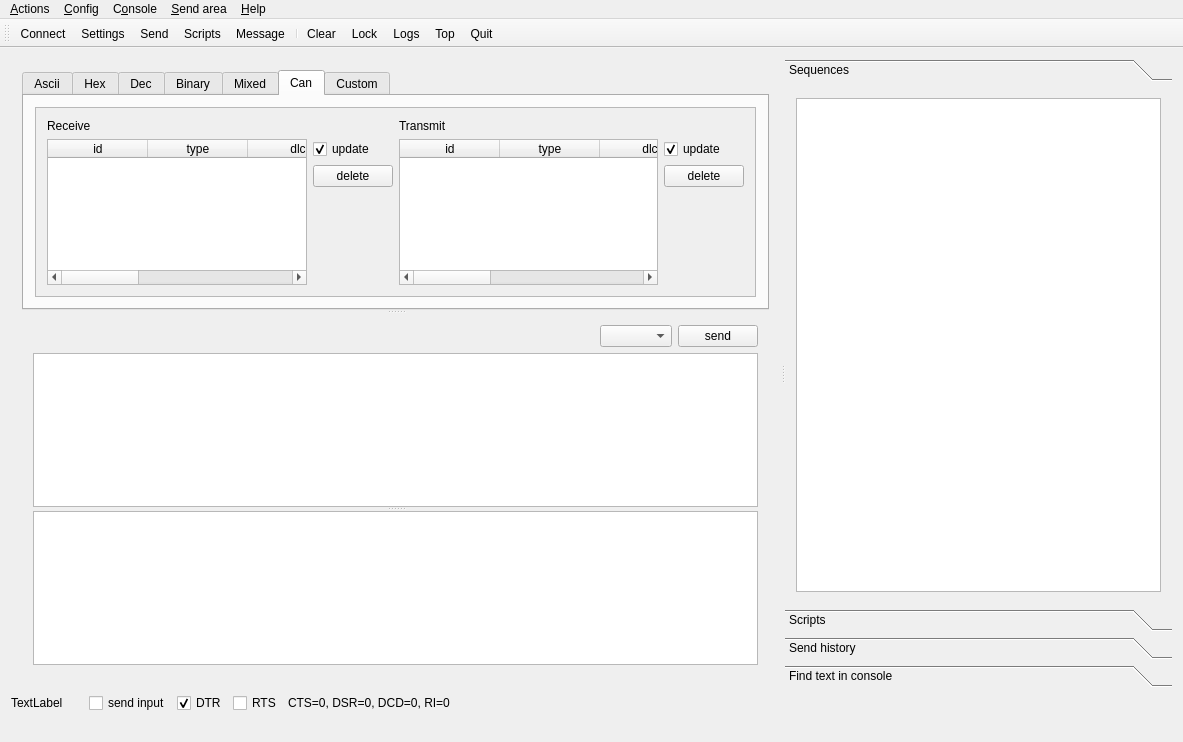
szieke/ScriptCommunicator_serial-terminal, file ScriptCommunicator/mainwindow.ui: the form before one commit.
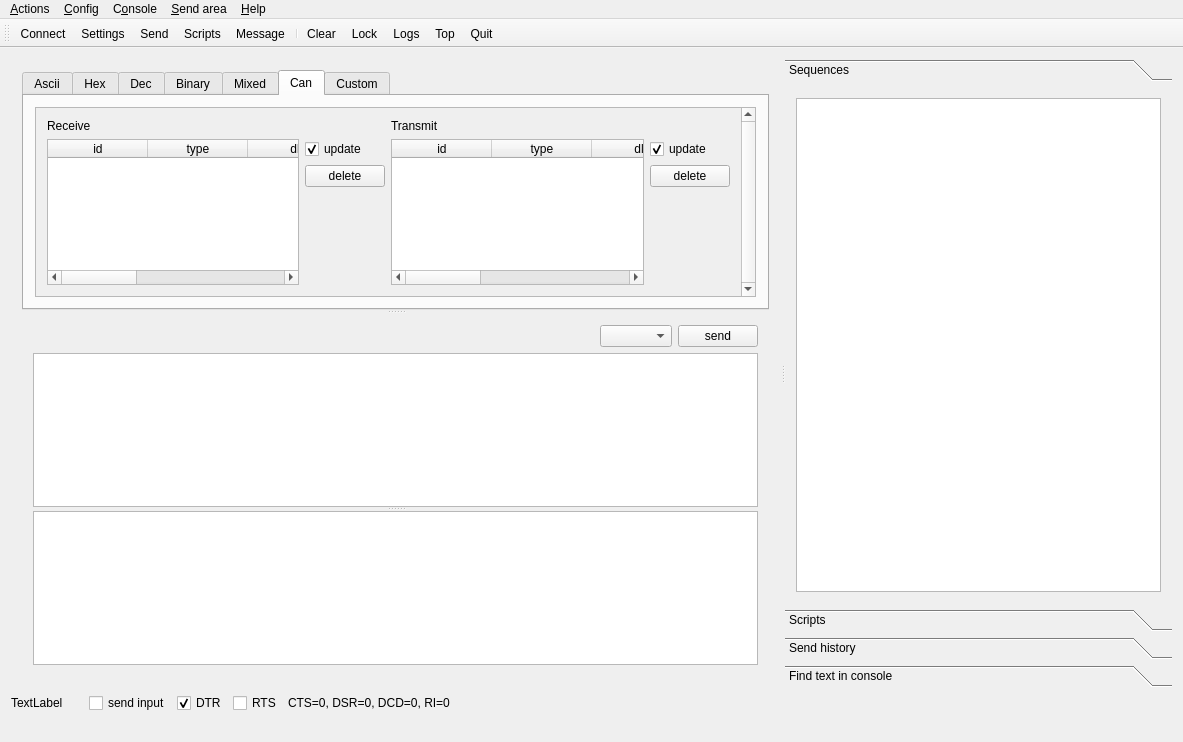
The form after the commit. The open tabs and pages were chosen to show the change. Icons and pictures are not drawn. Custom widgets are drawn as their Qt base class.

```diff
--- a/ScriptCommunicator/mainwindow.ui
+++ b/ScriptCommunicator/mainwindow.ui
@@ -624,7 +624,13 @@
             </attribute>
             <layout class="QGridLayout" name="gridLayout">
              <item row="0" column="0" colspan="3">
-              <widget class="QScrollArea" name="scrollArea">
+              <widget class="QScrollArea" name="canScrollArea">
+               <property name="verticalScrollBarPolicy">
+                <enum>Qt::ScrollBarAlwaysOn</enum>
+               </property>
+               <property name="horizontalScrollBarPolicy">
+                <enum>Qt::ScrollBarAsNeeded</enum>
+               </property>
                <property name="widgetResizable">
                 <bool>true</bool>
                </property>
@@ -633,8 +639,8 @@
                  <rect>
                   <x>0</x>
                   <y>0</y>
-                  <width>332</width>
-                  <height>108</height>
+                  <width>701</width>
+                  <height>200</height>
                  </rect>
                 </property>
                 <layout class="QGridLayout" name="gridLayout_3">
```
Left out of the diff: 21 changed lines with no effect on the pictures.
